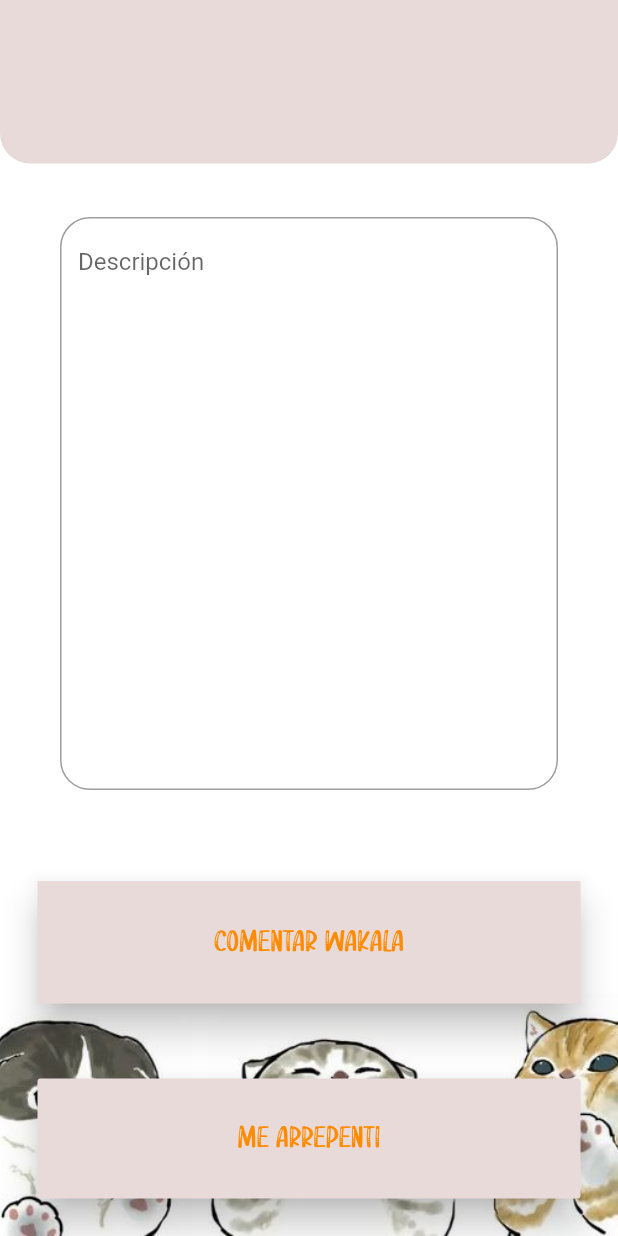
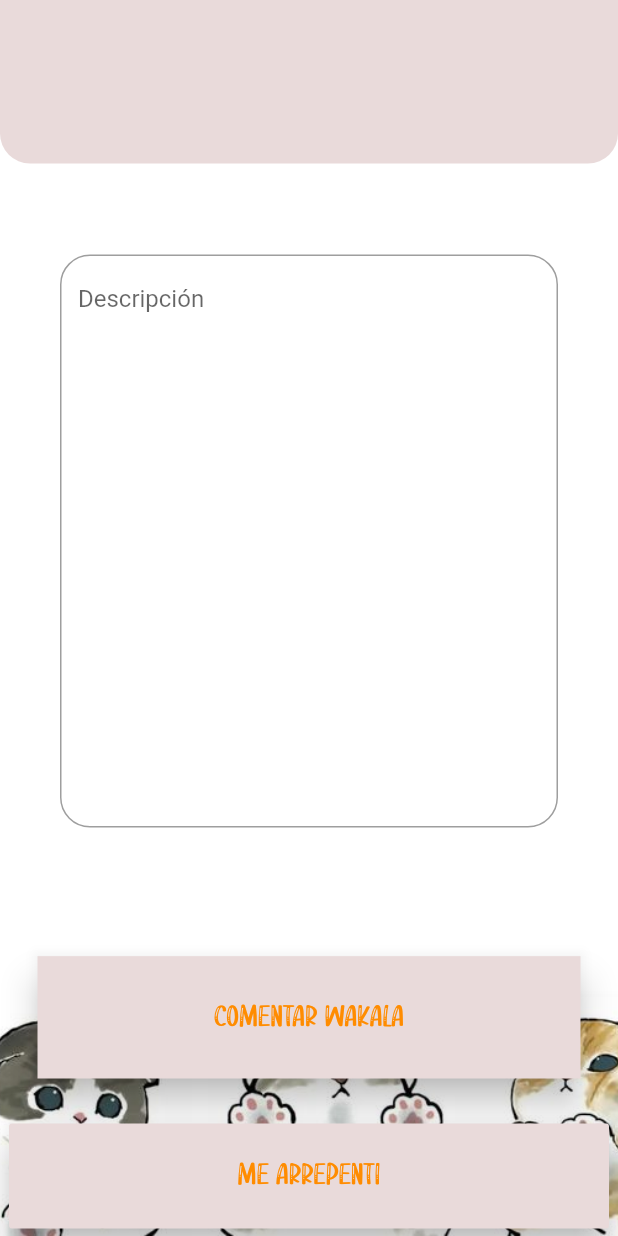
Before and after one commit to BFernandezV/flutter_proyect02, a Flutter app: the Agregar screen opened directly with empty values, on a phone screen of 412 x 824 dp. Run offline on Flutter 3.47's test engine with Material 2 defaults, Android fonts, the phone set to English and light mode, and no system bars; drawn by our look-alikes of rounded_loading_button; our stand-ins replace camera, cool_alert, fluttertoast, shared_preferences; missing offline and left inert: dart:ffi; accounts and stored records are empty; Roboto replaces fonts that are missing (Raleway); project files that could hold a hidden picture were left out.

Commit message:
no message

```diff
--- a/lib/src/pages/agregar.dart
+++ b/lib/src/pages/agregar.dart
@@ -8,11 +8,16 @@ import 'package:http/http.dart' as http;
 import 'package:shared_preferences/shared_preferences.dart';
 
 class Agregar extends StatefulWidget {
-  const Agregar({Key? key, required this.postID, required this.sector})
+  const Agregar(
+      {Key? key,
+      required this.postID,
+      required this.sector,
+      required this.refreshFunction})
       : super(key: key);
 
   final String postID;
   final String sector;
+  final Function refreshFunction;
 
   @override
   State<Agregar> createState() => _AgregarState();
@@ -81,12 +86,12 @@ class _AgregarState extends State<Agregar> {
                 // ),
                 Center(
                   child: Padding(
-                    padding: const EdgeInsets.all(25.0),
+                    padding: const EdgeInsets.all(5.0),
                     child: Column(
                       children: [
                         MaterialButton(
                           elevation: 10,
-                          height: 80,
+                          height: 70,
                           minWidth: 400,
                           // MediaQuery.of(context).size.height.round() * 0.099,
                           // borderRadius: 0,
@@ -226,6 +231,7 @@ class _AgregarState extends State<Agregar> {
           textColor: Colors.white,
           fontSize: 16.0);
       _btnController.success();
+      widget.refreshFunction();
       Navigator.pop(context);
     } else {
       CoolAlert.show(
```
Also changed, not shown: lib/src/pages/avisar.dart (+16 -5 lines), lib/src/pages/detalles.dart (+14 -4 lines), lib/src/pages/mensajes.dart (+27 -8 lines).
